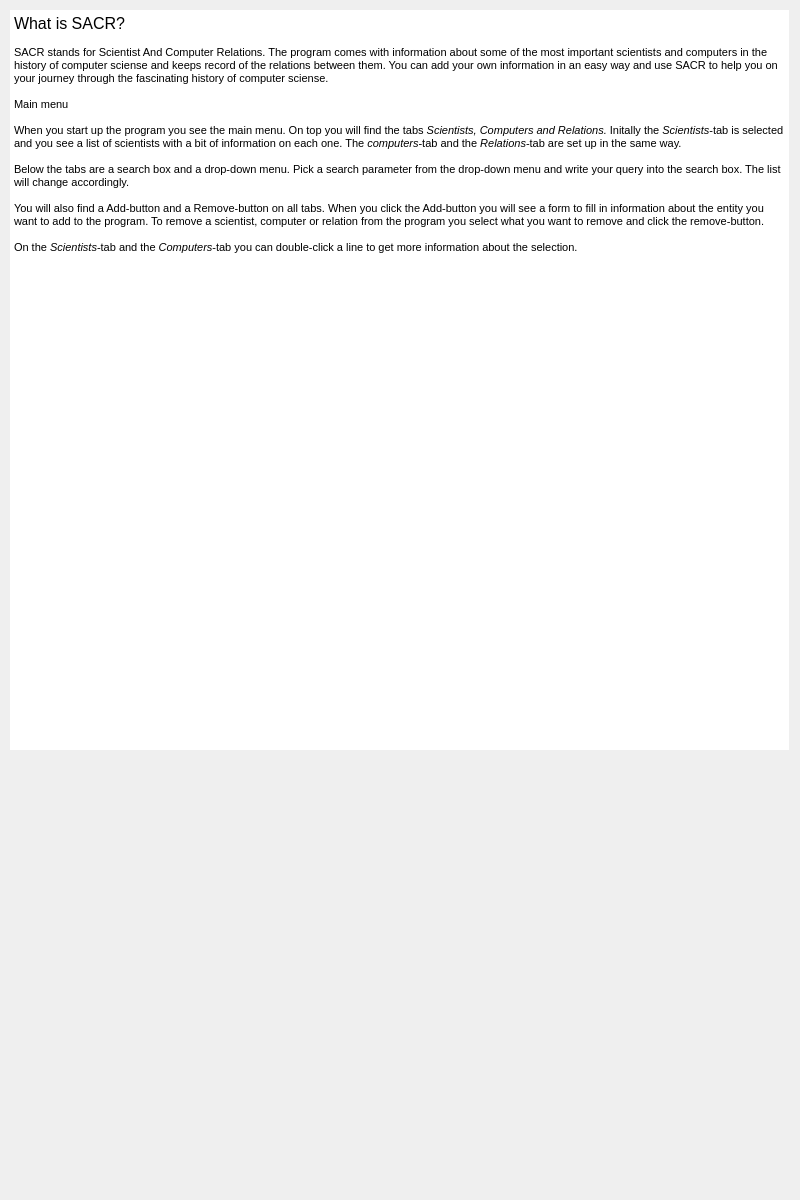
Qt form usermanual.ui (athenabjorg/sacr) before a commit.
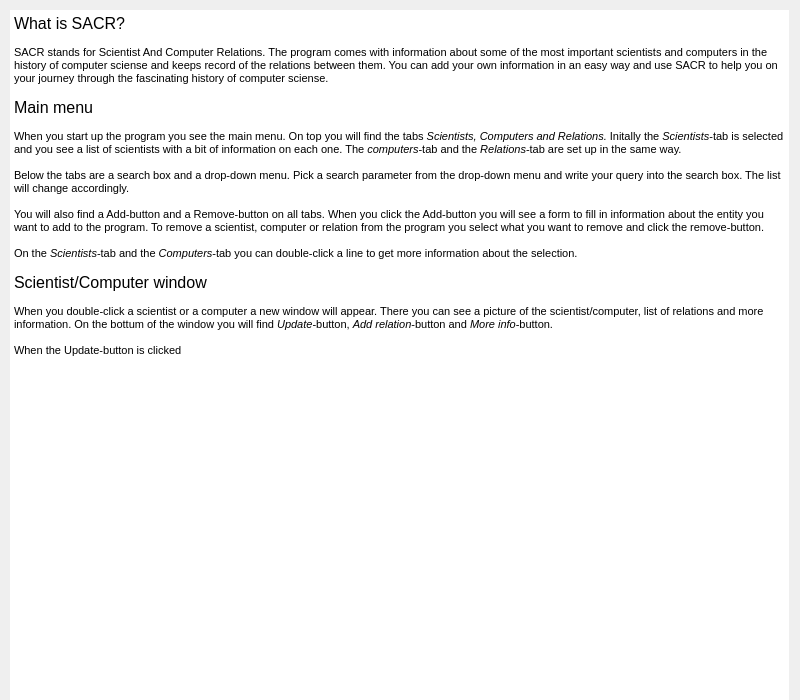
The same form after that commit.

```diff
--- a/usermanual.ui
+++ b/usermanual.ui
@@ -7,7 +7,7 @@
     <x>0</x>
     <y>0</y>
     <width>800</width>
-    <height>1200</height>
+    <height>700</height>
    </rect>
   </property>
   <property name="sizePolicy">
@@ -31,7 +31,7 @@
      <x>10</x>
      <y>10</y>
      <width>779</width>
-     <height>740</height>
+     <height>690</height>
     </rect>
    </property>
    <property name="frameShape">
@@ -46,7 +46,7 @@
 &lt;p style=&quot;-qt-paragraph-type:empty; margin-top:0px; margin-bottom:0px; margin-left:0px; margin-right:0px; -qt-block-indent:0; text-indent:0px; font-size:8pt;&quot;&gt;&lt;br /&gt;&lt;/p&gt;
 &lt;p style=&quot; margin-top:0px; margin-bottom:0px; margin-left:0px; margin-right:0px; -qt-block-indent:0; text-indent:0px;&quot;&gt;&lt;span style=&quot; font-size:8pt;&quot;&gt;SACR stands for Scientist And Computer Relations. The program comes with information about some of the most important scientists and computers in the history of computer sciense and keeps record of the relations between them. You can add your own information in an easy way and use SACR to help you on your journey through the fascinating history of computer sciense.&lt;/span&gt;&lt;/p&gt;
 &lt;p style=&quot;-qt-paragraph-type:empty; margin-top:0px; margin-bottom:0px; margin-left:0px; margin-right:0px; -qt-block-indent:0; text-indent:0px; font-size:8pt;&quot;&gt;&lt;br /&gt;&lt;/p&gt;
-&lt;p style=&quot; margin-top:0px; margin-bottom:0px; margin-left:0px; margin-right:0px; -qt-block-indent:0; text-indent:0px;&quot;&gt;&lt;span style=&quot; font-size:8pt;&quot;&gt;Main menu&lt;/span&gt;&lt;/p&gt;
+&lt;p style=&quot; margin-top:0px; margin-bottom:0px; margin-left:0px; margin-right:0px; -qt-block-indent:0; text-indent:0px;&quot;&gt;&lt;span style=&quot; font-size:12pt;&quot;&gt;Main menu&lt;/span&gt;&lt;/p&gt;
 &lt;p style=&quot;-qt-paragraph-type:empty; margin-top:0px; margin-bottom:0px; margin-left:0px; margin-right:0px; -qt-block-indent:0; text-indent:0px; font-size:8pt;&quot;&gt;&lt;br /&gt;&lt;/p&gt;
 &lt;p style=&quot; margin-top:0px; margin-bottom:0px; margin-left:0px; margin-right:0px; -qt-block-indent:0; text-indent:0px;&quot;&gt;&lt;span style=&quot; font-size:8pt;&quot;&gt;When you start up the program you see the main menu. On top you will find the tabs &lt;/span&gt;&lt;span style=&quot; font-size:8pt; font-style:italic;&quot;&gt;Scientists, Computers and Relations. &lt;/span&gt;&lt;span style=&quot; font-size:8pt;&quot;&gt;Initally the &lt;/span&gt;&lt;span style=&quot; font-size:8pt; font-style:italic;&quot;&gt;Scientists&lt;/span&gt;&lt;span style=&quot; font-size:8pt;&quot;&gt;-tab is selected and you see a list of scientists with a bit of information on each one. The &lt;/span&gt;&lt;span style=&quot; font-size:8pt; font-style:italic;&quot;&gt;computers&lt;/span&gt;&lt;span style=&quot; font-size:8pt;&quot;&gt;-tab and the &lt;/span&gt;&lt;span style=&quot; font-size:8pt; font-style:italic;&quot;&gt;Relations&lt;/span&gt;&lt;span style=&quot; font-size:8pt;&quot;&gt;-tab are set up in the same way.&lt;/span&gt;&lt;/p&gt;
 &lt;p style=&quot;-qt-paragraph-type:empty; margin-top:0px; margin-bottom:0px; margin-left:0px; margin-right:0px; -qt-block-indent:0; text-indent:0px;&quot;&gt;&lt;br /&gt;&lt;/p&gt;
@@ -56,7 +56,11 @@
 &lt;p style=&quot;-qt-paragraph-type:empty; margin-top:0px; margin-bottom:0px; margin-left:0px; margin-right:0px; -qt-block-indent:0; text-indent:0px; font-size:8pt;&quot;&gt;&lt;br /&gt;&lt;/p&gt;
 &lt;p style=&quot; margin-top:0px; margin-bottom:0px; margin-left:0px; margin-right:0px; -qt-block-indent:0; text-indent:0px;&quot;&gt;&lt;span style=&quot; font-size:8pt;&quot;&gt;On the &lt;/span&gt;&lt;span style=&quot; font-size:8pt; font-style:italic;&quot;&gt;Scientists&lt;/span&gt;&lt;span style=&quot; font-size:8pt;&quot;&gt;-tab and the &lt;/span&gt;&lt;span style=&quot; font-size:8pt; font-style:italic;&quot;&gt;Computers&lt;/span&gt;&lt;span style=&quot; font-size:8pt;&quot;&gt;-tab you can double-click a line to get more information about the selection.&lt;/span&gt;&lt;/p&gt;
 &lt;p style=&quot;-qt-paragraph-type:empty; margin-top:0px; margin-bottom:0px; margin-left:0px; margin-right:0px; -qt-block-indent:0; text-indent:0px; font-size:8pt;&quot;&gt;&lt;br /&gt;&lt;/p&gt;
-&lt;p style=&quot;-qt-paragraph-type:empty; margin-top:0px; margin-bottom:0px; margin-left:0px; margin-right:0px; -qt-block-indent:0; text-indent:0px; font-size:8pt;&quot;&gt;&lt;br /&gt;&lt;/p&gt;&lt;/body&gt;&lt;/html&gt;</string>
+&lt;p style=&quot; margin-top:0px; margin-bottom:0px; margin-left:0px; margin-right:0px; -qt-block-indent:0; text-indent:0px;&quot;&gt;&lt;span style=&quot; font-size:12pt;&quot;&gt;Scientist/Computer window&lt;/span&gt;&lt;/p&gt;
+&lt;p style=&quot;-qt-paragraph-type:empty; margin-top:0px; margin-bottom:0px; margin-left:0px; margin-right:0px; -qt-block-indent:0; text-indent:0px; font-size:8pt;&quot;&gt;&lt;br /&gt;&lt;/p&gt;
+&lt;p style=&quot; margin-top:0px; margin-bottom:0px; margin-left:0px; margin-right:0px; -qt-block-indent:0; text-indent:0px;&quot;&gt;&lt;span style=&quot; font-size:8pt;&quot;&gt;When you double-click a scientist or a computer a new window will appear. There you can see a picture of the scientist/computer, list of relations and more information. On the bottum of the window you will find &lt;/span&gt;&lt;span style=&quot; font-size:8pt; font-style:italic;&quot;&gt;Update&lt;/span&gt;&lt;span style=&quot; font-size:8pt;&quot;&gt;-button, &lt;/span&gt;&lt;span style=&quot; font-size:8pt; font-style:italic;&quot;&gt;Add relation&lt;/span&gt;&lt;span style=&quot; font-size:8pt;&quot;&gt;-button and &lt;/span&gt;&lt;span style=&quot; font-size:8pt; font-style:italic;&quot;&gt;More info&lt;/span&gt;&lt;span style=&quot; font-size:8pt;&quot;&gt;-button.&lt;/span&gt;&lt;/p&gt;
+&lt;p style=&quot;-qt-paragraph-type:empty; margin-top:0px; margin-bottom:0px; margin-left:0px; margin-right:0px; -qt-block-indent:0; text-indent:0px; font-size:8pt;&quot;&gt;&lt;br /&gt;&lt;/p&gt;
+&lt;p style=&quot; margin-top:0px; margin-bottom:0px; margin-left:0px; margin-right:0px; -qt-block-indent:0; text-indent:0px;&quot;&gt;&lt;span style=&quot; font-size:8pt;&quot;&gt;When the Update-button is clicked &lt;/span&gt;&lt;/p&gt;&lt;/body&gt;&lt;/html&gt;</string>
    </property>
   </widget>
   <widget class="QLabel" name="inputLogoUM">
```
